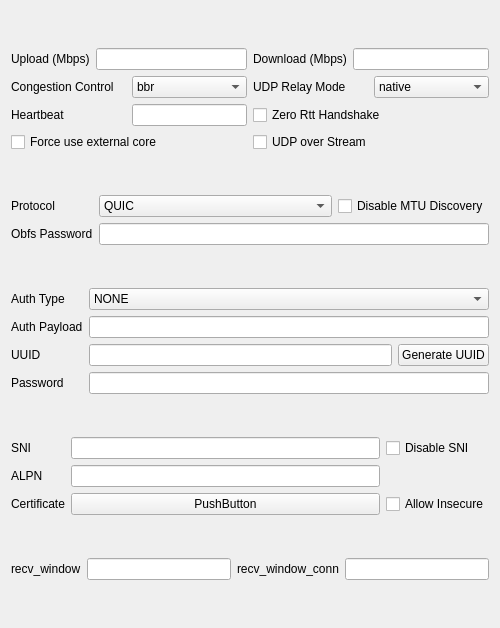
The window that include/ui/profile/edit_quic.ui (mipselqq/waterdisco) describes before a commit, drawn with Qt 5.
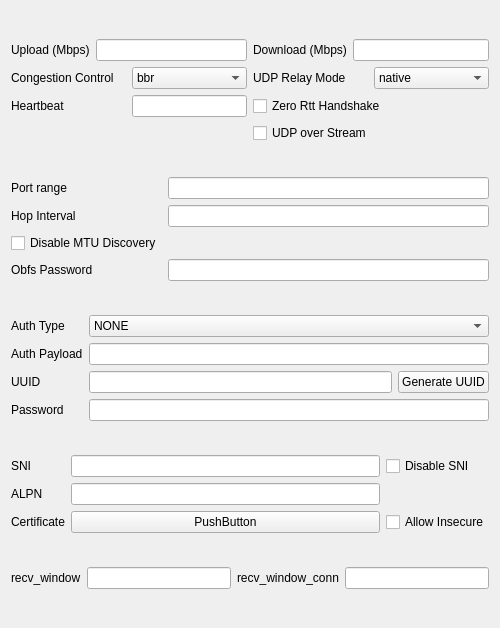
The same window after the commit. Custom widgets are drawn as their Qt base class.

Commit message: add hysteria2 port hopping UI

Patch:
```diff
--- a/include/ui/profile/edit_quic.ui
+++ b/include/ui/profile/edit_quic.ui
@@ -82,13 +82,6 @@
        </property>
       </widget>
      </item>
-     <item row="3" column="0">
-      <widget class="QCheckBox" name="forceExternal">
-       <property name="text">
-        <string>Force use external core</string>
-       </property>
-      </widget>
-     </item>
      <item row="1" column="1">
       <layout class="QHBoxLayout" name="udpRelayModeLay">
        <item>
@@ -148,59 +141,60 @@
    </item>
    <item>
     <layout class="QGridLayout" name="obfuscation">
-     <item row="1" column="0">
+     <item row="0" column="1">
+      <widget class="QLineEdit" name="port_range">
+       <property name="toolTip">
+        <string>&lt;html&gt;&lt;head/&gt;&lt;body&gt;&lt;p&gt;Comma seperated ranges: 100-200,500-600&lt;/p&gt;&lt;/body&gt;&lt;/html&gt;</string>
+       </property>
+      </widget>
+     </item>
+     <item row="4" column="0">
       <widget class="QLabel" name="obfsPassword_l">
        <property name="text">
         <string>Obfs Password</string>
        </property>
       </widget>
      </item>
+     <item row="0" column="2">
+      <layout class="QHBoxLayout" name="horizontalLayout_2"/>
+     </item>
+     <item row="2" column="0">
+      <widget class="QCheckBox" name="disableMtuDiscovery">
+       <property name="sizePolicy">
+        <sizepolicy hsizetype="Maximum" vsizetype="Fixed">
+         <horstretch>0</horstretch>
+         <verstretch>0</verstretch>
+        </sizepolicy>
+       </property>
+       <property name="text">
+        <string>Disable MTU Discovery</string>
+       </property>
+      </widget>
+     </item>
      <item row="0" column="0">
       <widget class="QLabel" name="hyProtocol_l">
        <property name="text">
-        <string>Protocol</string>
+        <string>Port range</string>
        </property>
       </widget>
      </item>
-     <item row="0" column="1">
-      <layout class="QHBoxLayout" name="horizontalLayout_2">
-       <item>
-        <widget class="QComboBox" name="hyProtocol">
-         <item>
-          <property name="text">
-           <string notr="true">QUIC</string>
-          </property>
-         </item>
-         <item>
-          <property name="text">
-           <string notr="true">FakeTCP</string>
-          </property>
-         </item>
-         <item>
-          <property name="text">
-           <string notr="true">wechat-video</string>
-          </property>
-         </item>
-        </widget>
-       </item>
-       <item>
-        <widget class="QCheckBox" name="disableMtuDiscovery">
-         <property name="sizePolicy">
-          <sizepolicy hsizetype="Maximum" vsizetype="Fixed">
-           <horstretch>0</horstretch>
-           <verstretch>0</verstretch>
-          </sizepolicy>
-         </property>
-         <property name="text">
-          <string>Disable MTU Discovery</string>
-         </property>
-        </widget>
-       </item>
-      </layout>
-     </item>
-     <item row="1" column="1">
+     <item row="4" column="1">
       <widget class="MyLineEdit" name="obfsPassword"/>
      </item>
+     <item row="1" column="0">
+      <widget class="QLabel" name="hop_interval_l">
+       <property name="text">
+        <string>Hop Interval</string>
+       </property>
+      </widget>
+     </item>
+     <item row="1" column="1">
+      <widget class="QLineEdit" name="hop_interval">
+       <property name="toolTip">
+        <string>&lt;html&gt;&lt;head/&gt;&lt;body&gt;&lt;p&gt;100ms&lt;br/&gt;1s&lt;/p&gt;&lt;/body&gt;&lt;/html&gt;</string>
+       </property>
+      </widget>
+     </item>
     </layout>
    </item>
    <item>
```
Left out of the diff: 6 changed lines with no effect on the pictures. The commit also changes 1 other file.
